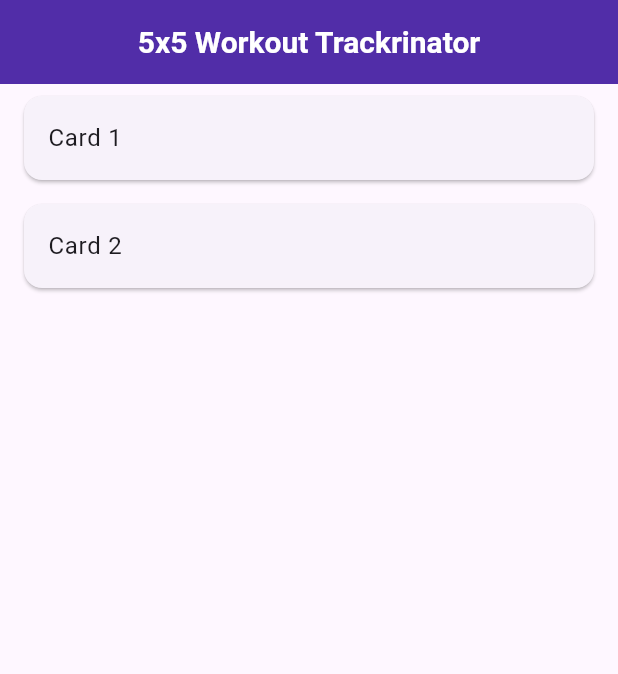
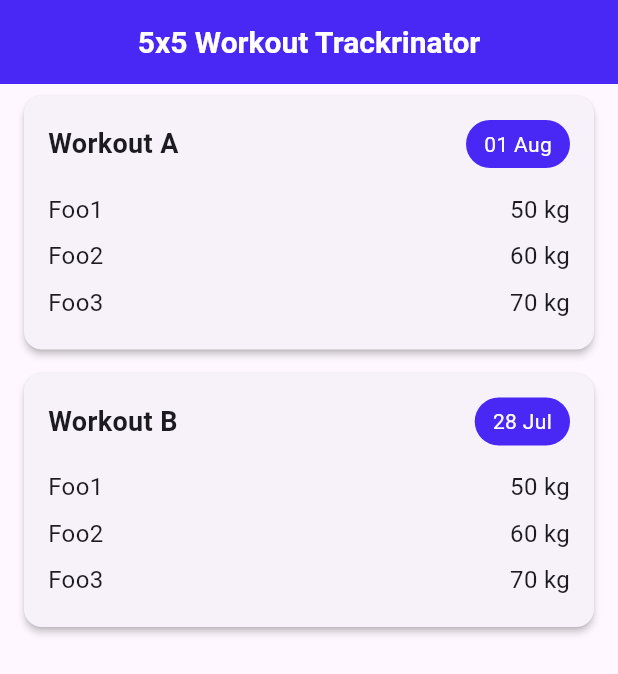
Before and after one commit to c3hmke/trackrinator, a Flutter app: the screen it shows after launch, on a phone screen of 412 x 824 dp. Shown: the top 674 px of the screen. Run offline on Flutter 3.47's test engine with Material 3 defaults, Android fonts, the phone set to English and light mode, and no system bars.

Commit message:
Workout card layout on home page

```diff
--- a/lib/app/theme.dart
+++ b/lib/app/theme.dart
@@ -8,7 +8,9 @@ class AppTheme {
 }
 
 class _AppColors {
-  final Color primary = Color(0xFF512DA8);
+  final Color primary = Color(0xFF4927F5);
+  final Color secondary = Color(0xFFF54927);
+  final Color accent = Color(0xFF27F549);
   final Color pText = Color(0xFFFFFFFF);
 }
 
@@ -16,4 +18,7 @@ class _AppTextStyles {
   final TextStyle titleBar = TextStyle(
     color: AppTheme.colors.pText, fontSize: 20, fontWeight: FontWeight.w600
   );
+
+  final TextStyle header = TextStyle(fontSize: 18, fontWeight: FontWeight.bold);
+  final TextStyle body = TextStyle(fontSize: 16);
 }
--- a/lib/features/home/home_card.dart
+++ b/lib/features/home/home_card.dart
@@ -1,15 +1,65 @@
 import 'package:flutter/material.dart';
+import 'package:trackrinator/app/theme.dart';
 
-class HomeCard extends StatelessWidget {
+class WorkoutCard extends StatelessWidget {
   final String title;
+  final String lastCompletedDate;
+  final List<Map<String, String>> exercises;
 
-  const HomeCard({required this.title, super.key});
+  const WorkoutCard({
+    required this.title,
+    required this.lastCompletedDate,
+    required this.exercises,
+    super.key
+  });
 
   @override
   Widget build(BuildContext context) {
     return Card(
       margin: EdgeInsets.symmetric(horizontal: 16, vertical: 8),
-      child: ListTile(title: Text(title)),
+      elevation: 2,
+      child: Padding(padding: const EdgeInsets.all(16),
+        child: Column(
+          crossAxisAlignment: CrossAxisAlignment.start,
+          children: [
+
+            // Title & Date Row
+            Row(
+              mainAxisAlignment: MainAxisAlignment.spaceBetween,
+              children: [
+                Text(title, style: AppTheme.text.header),
+                Container(
+                  padding: const EdgeInsets.symmetric(horizontal: 12, vertical: 6),
+                  decoration: BoxDecoration(
+                      color: AppTheme.colors.primary,
+                      borderRadius: BorderRadius.circular(20)
+                  ),
+                  child: Text(
+                      lastCompletedDate,
+                      style: const TextStyle(color: Colors.white, fontSize: 14)
+                  )
+                )
+              ],
+            ),
+
+            const SizedBox(height: 12),
+
+            // Exercise Rows
+            ...exercises.map((e) =>
+                Padding(padding: const EdgeInsets.symmetric(vertical: 4),
+                  child: Row(
+                    mainAxisAlignment: MainAxisAlignment.spaceBetween,
+                    children: [
+                      Text(e['name']!, style: AppTheme.text.body),
+                      Text('${e['weight']} kg', style: AppTheme.text.body)
+                    ],
+                  )
+                )
+            ),
+
+          ],
+        ),
+      ),
     );
   }
 }
--- a/lib/features/home/home_page.dart
+++ b/lib/features/home/home_page.dart
@@ -5,15 +5,24 @@ import 'home_card.dart';
 class HomePage extends StatelessWidget {
   final List<String> items = ['Card 1', 'Card 2'];
 
+  // dummy data for display
+  final List<Map<String, String>> dummyExercises = [
+    {'name': 'Foo1', 'weight': '50'},
+    {'name': 'Foo2', 'weight': '60'},
+    {'name': 'Foo3', 'weight': '70'},
+  ];
+
   HomePage({super.key});
 
   @override
   Widget build(BuildContext context) {
     return Scaffold(
       appBar: const Header(title: '5x5 Workout Trackrinator'),
-      body: ListView.builder(
-        itemCount: items.length,
-        itemBuilder: (context, index) => HomeCard(title: items[index]),
+      body: ListView(
+        children: [
+          WorkoutCard(title: 'Workout A', lastCompletedDate: '01 Aug', exercises: dummyExercises),
+          WorkoutCard(title: 'Workout B', lastCompletedDate: '28 Jul', exercises: dummyExercises),
+        ],
       ),
     );
   }
```
